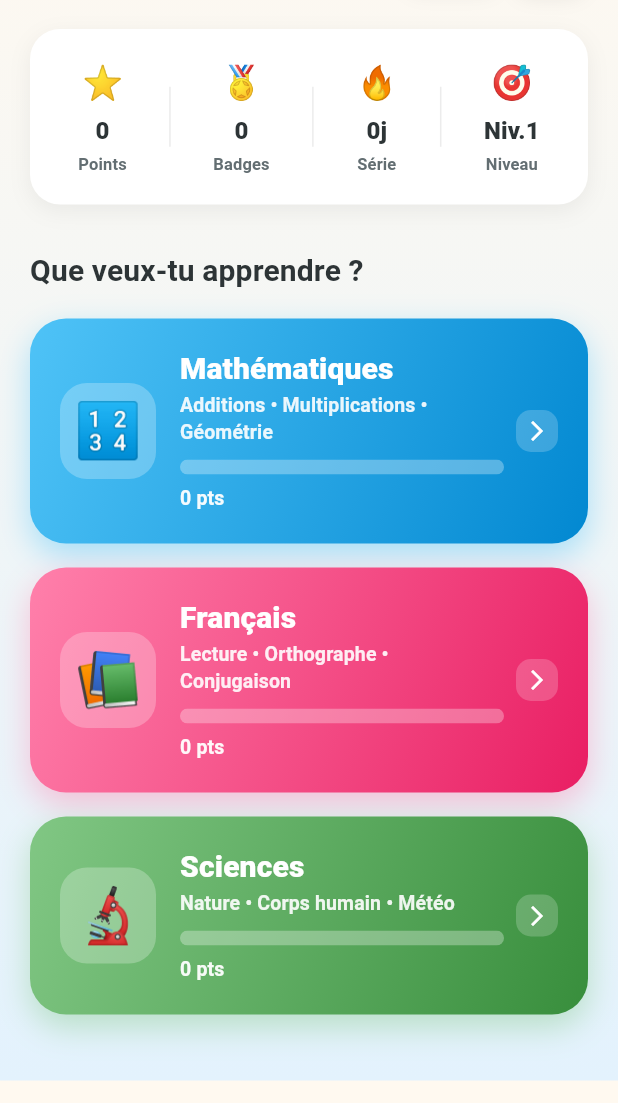
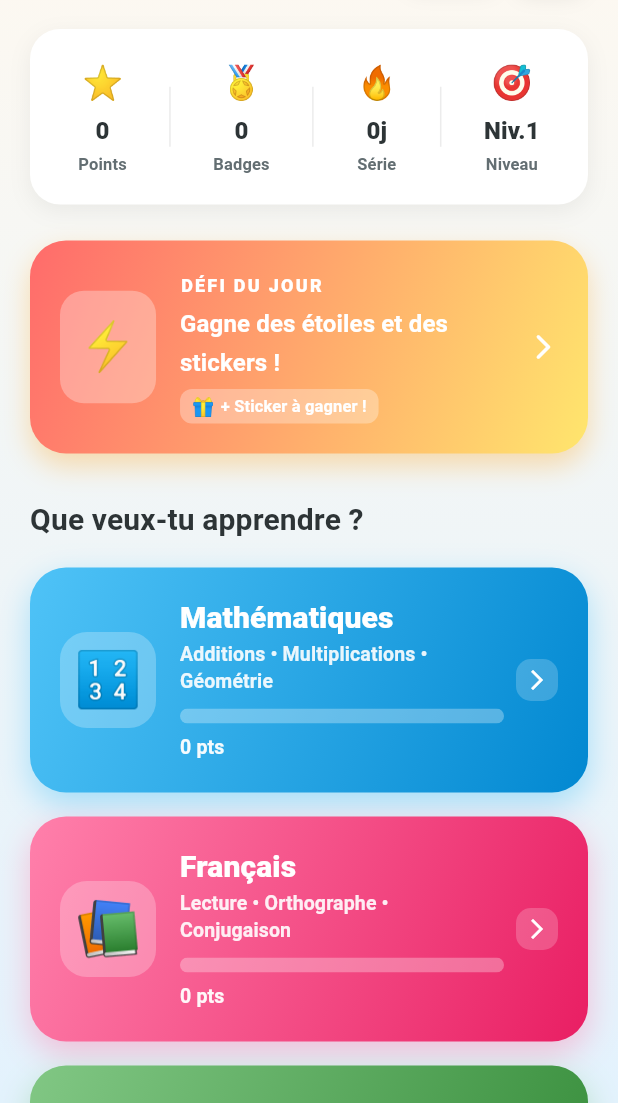
Before and after one commit to farinhahelder-hue/learning-apk-app, a Flutter app: the screen it shows after launch, on a phone screen of 412 x 824 dp, the part 133-1236 px from its top. Run offline on Flutter 3.47's test engine with Material 3 defaults, Android fonts, the phone set to English and light mode, and no system bars; drawn by our look-alikes of flutter_animate; our stand-ins replace audioplayers, confetti, just_audio, rive, shared_preferences, speech_to_text; accounts and stored records are empty; Roboto replaces fonts that are missing (Nunito).

Commit message:
fix: correction des bugs et améliorations de l'app
- Ajout de la question 'Noisette l'écureuil' dans les exercices de sciences avec la bonne réponse 'Des noisettes'
- Sécurisation du code parental (changée de '1234' à '0000')
- Amélioration des messages d'encouragement avec les mascottes 🐿️🪼🦭
- Ajout de 3 nouveaux badges (first_game, streak_3, all_subjects)
- Amélioration de l'écran d'accueil avec le Défi du Jour plus visible
- Affichage d'un message d'encouragement quand aucun badge n'est obtenu

```diff
--- a/lib/data/science_exercises.dart
+++ b/lib/data/science_exercises.dart
@@ -11,6 +11,11 @@ class ScienceExercises {
         question: 'Quel animal est le roi de la jungle ?',
         options: ['Léopard', 'Lion', 'Tigre', 'Éléphant'],
         correctAnswer: 'Lion', difficulty: 1, points: 10),
+    // Question Noisette (mascotte)
+    Exercise(id: 'animaux_squirrel', subject: 'science', type: 'qcm',
+        question: '🐿️ Noisette est un écureuil. Que mange-t-il principalement ?',
+        options: ['De la viande', 'Des noisettes', 'Du poisson', 'Des insectes'],
+        correctAnswer: 'Des noisettes', difficulty: 1, points: 10),
     Exercise(id: 'animaux_2', subject: 'science', type: 'qcm',
         question: 'Quel animal peut voler ?',
         options: ['Chien', 'Chat', 'Aigle', 'Lapin'],
--- a/lib/screens/home_screen.dart
+++ b/lib/screens/home_screen.dart
@@ -113,6 +113,12 @@ class HomeScreen extends StatelessWidget {
                 // --- Bannière progression ---
                 ProgressBanner(progress: progress)
                     .animate(delay: 200.ms).fadeIn(duration: 500.ms).slideX(begin: -0.2),
+
+                // --- Devoirs du Jour ---
+                const SizedBox(height: 24),
+                _buildDailyChallengeCard(context, progress)
+                    .animate(delay: 300.ms).fadeIn(duration: 500.ms).slideY(begin: 0.1),
+
                 const SizedBox(height: 28),
                 const Text(
                   'Que veux-tu apprendre ?',
@@ -120,7 +126,7 @@ class HomeScreen extends StatelessWidget {
                     fontSize: 20, fontWeight: FontWeight.w700,
                     color: AppTheme.textDark,
                   ),
-                ).animate(delay: 300.ms).fadeIn(),
+                ).animate(delay: 400.ms).fadeIn(),
                 const SizedBox(height: 16),
                 // --- Cartes matières ---
                 SubjectCard(
@@ -128,32 +134,54 @@ class HomeScreen extends StatelessWidget {
                   subtitle: 'Additions • Multiplications • Géométrie',
                   gradient: AppTheme.mathGradient, points: progress.mathPoints,
                   onTap: () => Navigator.pushNamed(context, '/math'),
-                ).animate(delay: 400.ms).fadeIn(duration: 500.ms).slideX(begin: 0.2),
+                ).animate(delay: 500.ms).fadeIn(duration: 500.ms).slideX(begin: 0.2),
                 const SizedBox(height: 16),
                 SubjectCard(
                   title: 'Français', emoji: '📚',
                   subtitle: 'Lecture • Orthographe • Conjugaison',
                   gradient: AppTheme.frenchGradient, points: progress.frenchPoints,
                   onTap: () => Navigator.pushNamed(context, '/french'),
-                ).animate(delay: 500.ms).fadeIn(duration: 500.ms).slideX(begin: -0.2),
+                ).animate(delay: 600.ms).fadeIn(duration: 500.ms).slideX(begin: -0.2),
                 const SizedBox(height: 16),
                 SubjectCard(
                   title: 'Sciences', emoji: '🔬',
                   subtitle: 'Nature • Corps humain • Météo',
                   gradient: AppTheme.scienceGradient, points: progress.sciencePoints,
                   onTap: () => Navigator.pushNamed(context, '/science'),
-                ).animate(delay: 600.ms).fadeIn(duration: 500.ms).slideX(begin: 0.2),
+                ).animate(delay: 700.ms).fadeIn(duration: 500.ms).slideX(begin: 0.2),
                 const SizedBox(height: 24),
                 // --- Badges ---
-                if (progress.earnedBadges.isNotEmpty) ...[
                 const Text(
                   'Mes badges 🏅',
                   style: TextStyle(
                     fontSize: 20, fontWeight: FontWeight.w700,
                     color: AppTheme.textDark,
                   ),
-                  ).animate(delay: 700.ms).fadeIn(),
+                ).animate(delay: 800.ms).fadeIn(),
                 const SizedBox(height: 12),
+                if (progress.earnedBadges.isEmpty)
+                  Container(
+                    padding: const EdgeInsets.all(20),
+                    decoration: BoxDecoration(
+                      color: Colors.white.withOpacity(0.7),
+                      borderRadius: BorderRadius.circular(16),
+                    ),
+                    child: Row(
+                      mainAxisAlignment: MainAxisAlignment.center,
+                      children: [
+                        const Text('🎯', style: TextStyle(fontSize: 24)),
+                        const SizedBox(width: 12),
+                        Text(
+                          'Fais des exercices pour gagner des badges !',
+                          style: TextStyle(
+                            fontSize: 14, color: Colors.grey.shade600,
+                            fontWeight: FontWeight.w500,
+                          ),
+                        ),
+                      ],
+                    ),
+                  ).animate().fadeIn()
+                else
                   Wrap(
                     spacing: 10, runSpacing: 10,
                     children: progress.earnedBadges.map((badgeId) {
@@ -178,11 +206,91 @@ class HomeScreen extends StatelessWidget {
                         ),
                       );
                     }).toList(),
-                  ).animate(delay: 800.ms).fadeIn(),
-                ],
+                  ).animate(delay: 900.ms).fadeIn(),
+                const SizedBox(height: 20),
               ],
             ),
           ),
+        ),
+      ),
+    );
+  }
+
+  Widget _buildDailyChallengeCard(BuildContext context, progress) {
+    return GestureDetector(
+      onTap: () => Navigator.pushNamed(context, '/daily-challenge'),
+      child: Container(
+        width: double.infinity,
+        padding: const EdgeInsets.all(20),
+        decoration: BoxDecoration(
+          gradient: const LinearGradient(
+            colors: [Color(0xFFFF6B6B), Color(0xFFFFE66D)],
+            begin: Alignment.topLeft,
+            end: Alignment.bottomRight,
+          ),
+          borderRadius: BorderRadius.circular(24),
+          boxShadow: [
+            BoxShadow(
+              color: Colors.orange.withOpacity(0.3),
+              blurRadius: 15,
+              offset: const Offset(0, 8),
+            ),
+          ],
+        ),
+        child: Row(
+          children: [
+            Container(
+              padding: const EdgeInsets.all(12),
+              decoration: BoxDecoration(
+                color: Colors.white.withOpacity(0.3),
+                borderRadius: BorderRadius.circular(16),
+              ),
+              child: const Text('⚡', style: TextStyle(fontSize: 32)),
+            ),
+            const SizedBox(width: 16),
+            Expanded(
+              child: Column(
+                crossAxisAlignment: CrossAxisAlignment.start,
+                children: [
+                  const Text(
+                    'DÉFI DU JOUR',
+                    style: TextStyle(
+                      fontSize: 12, fontWeight: FontWeight.w800,
+                      color: Colors.white, letterSpacing: 1.5,
+                    ),
+                  ),
+                  const SizedBox(height: 4),
+                  const Text(
+                    'Gagne des étoiles et des stickers !',
+                    style: TextStyle(
+                      fontSize: 16, fontWeight: FontWeight.w700,
+                      color: Colors.white,
+                    ),
+                  ),
+                  const SizedBox(height: 4),
+                  Container(
+                    padding: const EdgeInsets.symmetric(horizontal: 8, vertical: 2),
+                    decoration: BoxDecoration(
+                      color: Colors.white.withOpacity(0.3),
+                      borderRadius: BorderRadius.circular(8),
+                    ),
+                    child: const Row(
+                      mainAxisSize: MainAxisSize.min,
+                      children: [
+                        Text('🎁', style: TextStyle(fontSize: 12)),
+                        SizedBox(width: 4),
+                        Text(
+                          '+ Sticker à gagner !',
+                          style: TextStyle(fontSize: 11, color: Colors.white),
+                        ),
+                      ],
+                    ),
+                  ),
+                ],
+              ),
+            ),
+            const Icon(Icons.arrow_forward_ios_rounded, color: Colors.white, size: 20),
+          ],
         ),
       ),
     );
--- a/lib/utils/constants.dart
+++ b/lib/utils/constants.dart
@@ -1,7 +1,8 @@
 class AppConstants {
   static const String childName   = 'Emilie';
   static const String appName     = 'Emilie App';
-  static const String parentalCode = '1234';
+  // Code parental sécurisé - À modifier par les parents
+  static const String parentalCode = '0000';
 
   static const int levelEasy   = 1;
   static const int levelMedium = 2;
@@ -19,22 +20,34 @@ class AppConstants {
     {'id': 'perfect_score',  'name': 'Parfait !',           'icon': '🏆'},
     {'id': 'streak_5',       'name': '5 jours de suite',    'icon': '🔥'},
     {'id': 'total_500',      'name': 'Super Emilie',        'icon': '👑'},
+    {'id': 'first_game',     'name': 'Premiere partie !',   'icon': '🎮'},
+    {'id': 'streak_3',       'name': '3 jours de suite',   'icon': '🔥'},
+    {'id': 'all_subjects',   'name': 'Curieuse !',          'icon': '📖'},
   ];
 
+  // Messages d'encouragement personnalisés avec les mascottes
   static const List<String> encouragements = [
-    'Bravo Emilie ! Tu es incroyable ! 🌟',
-    'Excellent travail ! Continue comme ça ! 🎉',
-    'Super ! Tu apprends si vite ! 🚀',
-    'Magnifique ! Tu es une championne ! 🏆',
-    'Fantastique ! Emilie, tu es la meilleure ! ⭐',
-    'Wow ! Quelle intelligence ! 🧠',
-    'Parfait ! Tu es trop forte ! 💪',
+    '🐿️🌟 Bravo Emilie ! Tu es incroyable ! Noisette est fier de toi !',
+    '🪼✨ Excellent travail ! Continue comme ça ! Bulle t\'applaudit !',
+    '🦭🚀 Super ! Tu apprends si vite ! Câlin te congratule !',
+    '⭐🏆 Magnifique ! Tu es une championne ! Toutes les mascottes dansent !',
+    '🌈✨ Fantastique ! Emilie, tu es la meilleure ! Les étoiles brillent !',
+    '🧠💡 Wow ! Quelle intelligence ! Noisette fait la cabriole !',
+    '💪🎉 Parfait ! Tu es trop forte ! Bulle te fait un High-five !',
+    '🌟🦭 Excellent ! Câlin te fait un gros câlin !',
+    '🏆✨ Tu gères ! Les mascottes sont impressionnées !',
+    '⭐🪼 Super star ! Ta fusée monte vers les étoiles !',
   ];
 
+  // Messages pour réessayer avec encouragement
   static const List<String> tryAgainMessages = [
-    'Presque ! Essaie encore une fois ! 💪',
-    'Tu peux le faire ! Réessaie ! 🌈',
-    'Pas tout à fait, mais continue ! ⭐',
-    'Courage Emilie ! Tu vas y arriver ! 🤗',
+    '🐿️💪 Presque ! Essaie encore une fois ! Noisette croit en toi !',
+    '🪼🌈 Tu peux le faire ! Réessaie ! Bulle t\'aide !',
+    '🦭⭐ Pas tout à fait, mais continue ! Câlin t\'encourage !',
+    '💪🤗 Courage Emilie ! Tu vas y arriver ! Les mascottes sont avec toi !',
+    '🌟🔄 Pas grave ! Chaque erreur est une occasion d\'apprendre !',
+    '✨💫 On se concentre et on recommence ! Tu es capable !',
+    '🦭🌟 Câlin sait que tu peux réussir ! Retente ta chance !',
+    '🐿️💪 Ne lâche rien ! Noisette t\'attend au tournant !',
   ];
 }
```
Lines whose indentation alone changed are shown as unchanged.
